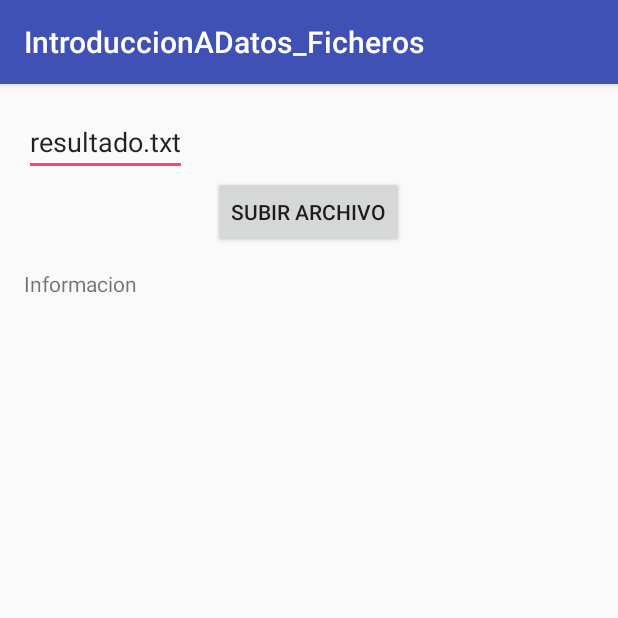
After one commit to DanielAcedo/IntroduccionADatos_Ficheros, an Android app: the Ejercicio7Activity screen opened directly, with no data from a screen before it, on a phone screen of 412 x 824 dp, the top half of it. The commit adds this screen. Run offline under Robolectric (Android 15) with nearby library versions, the phone set to English and light mode, and no system bars; libraries missing offline, so code that uses them is left out: com.loopj.android, cz.msebera.android.

Commit message:
Exercise 7 half done

```diff
--- a/app/src/main/AndroidManifest.xml
+++ b/app/src/main/AndroidManifest.xml
@@ -4,6 +4,7 @@
 
     <uses-permission android:name="android.permission.INTERNET" />
     <uses-permission android:name="android.permission.WRITE_EXTERNAL_STORAGE" />
+
 
     <application
         android:allowBackup="true"
@@ -21,8 +22,9 @@
         <activity android:name=".Ejercicio5.Ejercicio5MainActivity" />
         <activity android:name=".Ejercicio1.Ejercicio1Activity" />
         <activity android:name=".Ejercicio1.AddContact" />
-        <activity android:name=".Ejercicio2.Ejercicio2Activity"></activity>
-        <activity android:name=".Ejercicio2.AddAlarm"></activity>
+        <activity android:name=".Ejercicio2.Ejercicio2Activity" />
+        <activity android:name=".Ejercicio2.AddAlarm" />
+        <activity android:name=".Ejercicio7.Ejercicio7Activity"></activity>
     </application>
 
 </manifest>
--- /dev/null
+++ b/app/src/main/java/com/danielacedo/introduccionadatos_ficheros/Ejercicio7/Ejercicio7Activity.java
@@ -0,0 +1,113 @@
+package com.danielacedo.introduccionadatos_ficheros.Ejercicio7;
+
+import android.Manifest;
+import android.app.ProgressDialog;
+import android.content.DialogInterface;
+import android.content.pm.PackageManager;
+import android.os.Environment;
+import android.support.v4.app.ActivityCompat;
+import android.support.v4.content.ContextCompat;
+import android.support.v4.content.PermissionChecker;
+import android.support.v7.app.AppCompatActivity;
+import android.os.Bundle;
+import android.view.View;
+import android.widget.Button;
+import android.widget.EditText;
+import android.widget.TextView;
+
+import com.danielacedo.introduccionadatos_ficheros.R;
+import com.danielacedo.introduccionadatos_ficheros.RestClient;
+import com.loopj.android.http.RequestParams;
+import com.loopj.android.http.TextHttpResponseHandler;
+
+import java.io.File;
+import java.io.FileNotFoundException;
+import java.io.IOException;
+import java.security.Permission;
+import java.security.Permissions;
+
+import cz.msebera.android.httpclient.Header;
+
+public class Ejercicio7Activity extends AppCompatActivity implements View.OnClickListener {
+
+    public final static String WEB = "https://192.168.3.61/datos/upload.php";
+
+    private EditText texto;
+    Button boton;
+    TextView informacion;
+
+    @Override
+    protected void onCreate(Bundle savedInstanceState) {
+        super.onCreate(savedInstanceState);
+        setContentView(R.layout.activity_ejercicio7);
+
+        texto = (EditText)findViewById(R.id.texto);
+        boton = (Button)findViewById(R.id.button);
+        informacion = (TextView)findViewById(R.id.textView2);
+    }
+
+    @Override
+    public void onClick(View v) {
+        subida();
+    }
+
+    private void subida() {
+        //Permission check for Android6 onwards
+        int permissionCheck = ContextCompat.checkSelfPermission(this,
+                Manifest.permission.WRITE_EXTERNAL_STORAGE);
+
+        if (permissionCheck != PackageManager.PERMISSION_GRANTED) {
+            ActivityCompat.requestPermissions(this, new String[]{Manifest.permission.WRITE_EXTERNAL_STORAGE}, 1);
+        }
+
+        String fichero = texto.getText().toString();
+        final ProgressDialog progreso = new ProgressDialog(Ejercicio7Activity.this);
+        File myFile;
+        Boolean existe = true;
+        myFile = new File(Environment.getExternalStorageDirectory(), fichero);
+        //File myFile = new File("/path/to/file.png");
+        RequestParams params = new RequestParams();
+
+        try {
+            //If the file doesn't exist, create one
+            if(!myFile.exists())
+                myFile.createNewFile();
+            params.put("fileToUpload", myFile);
+        } catch (IOException e) {
+            existe = false;
+            informacion.setText("Error en el fichero: " + e.getMessage());
+            //Toast.makeText(this, "Error en el fichero: " + e.getMessage(), Toast.LENGTH_SHORT).show();
+        }
+
+        if (existe)
+            RestClient.post(WEB, params, new TextHttpResponseHandler() { //Post call
+                @Override
+                public void onStart() {
+                    // called before request is started
+                    progreso.setProgressStyle(ProgressDialog.STYLE_SPINNER);
+                    progreso.setMessage("Conectando . . .");
+                    //progreso.setCancelable(false);
+                    progreso.setOnCancelListener(new DialogInterface.OnCancelListener() {
+                        public void onCancel(DialogInterface dialog) {
+                            RestClient.cancelRequests(getApplicationContext(), true);
+                        }
+                    });
+                    progreso.show();
+                }
+
+                @Override
+                public void onSuccess(int statusCode, Header[] headers, String response) {
+                    // called when response HTTP status is "200 OK"
+                    progreso.dismiss();
+                    informacion.setText(response);
+                }
+
+                @Override
+                public void onFailure(int statusCode, Header[] headers, String response, Throwable t) {
+                    // called when response HTTP status is "4XX" (eg. 401, 403, 404)
+                    informacion.setText(response);
+                    progreso.dismiss();
+                }
+            });
+    }
+}
--- a/app/src/main/java/com/danielacedo/introduccionadatos_ficheros/MainActivity.java
+++ b/app/src/main/java/com/danielacedo/introduccionadatos_ficheros/MainActivity.java
@@ -8,6 +8,7 @@ import android.view.View;
 import com.danielacedo.introduccionadatos_ficheros.Ejercicio1.Ejercicio1Activity;
 import com.danielacedo.introduccionadatos_ficheros.Ejercicio2.Ejercicio2Activity;
 import com.danielacedo.introduccionadatos_ficheros.Ejercicio5.Ejercicio5MainActivity;
+import com.danielacedo.introduccionadatos_ficheros.Ejercicio7.Ejercicio7Activity;
 
 public class MainActivity extends AppCompatActivity implements View.OnClickListener {
 
@@ -35,6 +36,10 @@ public class MainActivity extends AppCompatActivity implements View.OnClickListe
                 intent = new Intent(MainActivity.this, Ejercicio5MainActivity.class);
                 startActivity(intent);
                 break;
+            case R.id.btn_Ej7:
+                intent = new Intent(MainActivity.this, Ejercicio7Activity.class);
+                startActivity(intent);
+                break;
         }
     }
 }
--- /dev/null
+++ b/app/src/main/res/layout/activity_ejercicio7.xml
@@ -0,0 +1,40 @@
+<?xml version="1.0" encoding="utf-8"?>
+<RelativeLayout xmlns:android="http://schemas.android.com/apk/res/android"
+    xmlns:tools="http://schemas.android.com/tools"
+    android:id="@+id/activity_ejercicio7"
+    android:layout_width="match_parent"
+    android:layout_height="match_parent"
+    android:paddingBottom="@dimen/activity_vertical_margin"
+    android:paddingLeft="@dimen/activity_horizontal_margin"
+    android:paddingRight="@dimen/activity_horizontal_margin"
+    android:paddingTop="@dimen/activity_vertical_margin"
+    tools:context="com.danielacedo.introduccionadatos_ficheros.Ejercicio7.Ejercicio7Activity">
+
+    <EditText
+        android:text="resultado.txt"
+        android:layout_width="wrap_content"
+        android:layout_height="wrap_content"
+        android:layout_alignParentTop="true"
+        android:layout_alignParentLeft="true"
+        android:layout_alignParentStart="true"
+        android:id="@+id/texto" />
+
+    <Button
+        android:text="Subir archivo"
+        android:layout_width="wrap_content"
+        android:layout_height="wrap_content"
+        android:id="@+id/button"
+        android:onClick="onClick"
+        android:layout_below="@+id/texto"
+        android:layout_centerHorizontal="true" />
+
+    <TextView
+        android:text="Informacion"
+        android:layout_width="wrap_content"
+        android:layout_height="wrap_content"
+        android:layout_below="@+id/button"
+        android:layout_alignParentLeft="true"
+        android:layout_alignParentStart="true"
+        android:layout_marginTop="14dp"
+        android:id="@+id/textView2" />
+</RelativeLayout>
```
Also changed, not shown: app/src/main/java/com/danielacedo/introduccionadatos_ficheros/RestClient.java (added, +45 -0 lines).
